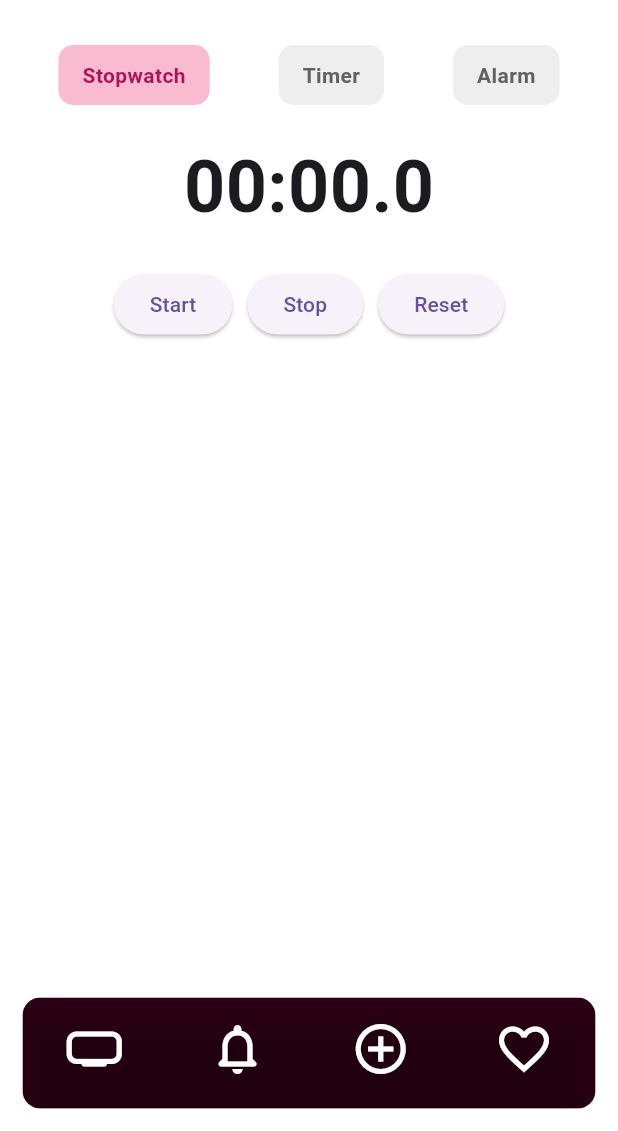
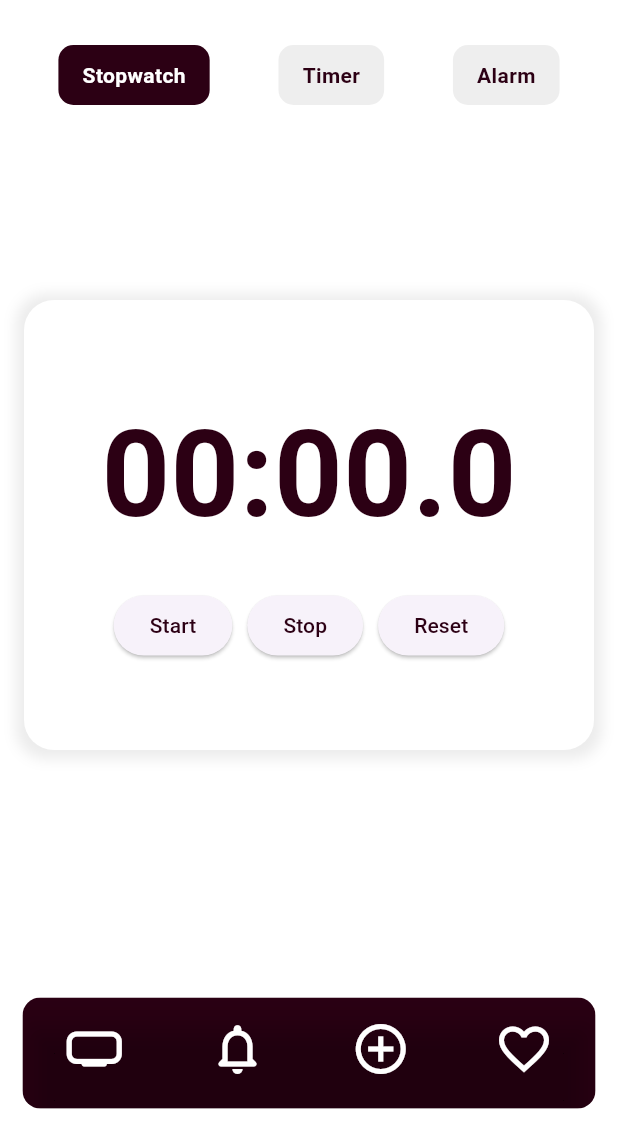
Before and after one commit to Dinesh0017/brain_buddy, a Flutter app: the TimerScreen screen opened by its route, after a tap on "Timer", on a phone screen of 412 x 824 dp, the part 105-1236 px from its top. Run offline on Flutter 3.47's test engine with Material 3 defaults, Android fonts, the phone set to English and light mode, and no system bars; our stand-ins replace fl_chart, image_picker.

Commit message:
stop watch decorate

```diff
--- a/lib/screens/timer/timer_screen.dart
+++ b/lib/screens/timer/timer_screen.dart
@@ -1,6 +1,6 @@
 import 'dart:async';
+import 'package:brain_buddy/config/app_color.dart';
 import 'package:flutter/material.dart';
-import 'package:flutter_timezone/flutter_timezone.dart';
 import 'package:brain_buddy/widgets/main_screen_com.dart';
 
 class TimerScreen extends StatefulWidget {
@@ -32,13 +32,10 @@ class _TimerScreenState extends State<TimerScreen> {
   void initState() {
     super.initState();
     _startStopwatchTimer();
-    _initializeTimeZone();
+
   }
 
-  Future<void> _initializeTimeZone() async {
-    final location = await FlutterTimezone.getLocalTimezone();
-    print('Current time zone: $location');
-  }
+
 
   void _startStopwatchTimer() {
     _stopwatchTimer = Timer.periodic(const Duration(milliseconds: 100), (_) {
@@ -107,14 +104,14 @@ class _TimerScreenState extends State<TimerScreen> {
           child: Container(
             padding: const EdgeInsets.symmetric(vertical: 10, horizontal: 16),
             decoration: BoxDecoration(
-              color: _currentTab == i ? Colors.pink[100] : Colors.grey[200],
+              color: _currentTab == i ? AppColors.primary : Colors.grey[200],
               borderRadius: BorderRadius.circular(10),
             ),
             child: Text(
               tabs[i],
               style: TextStyle(
                 fontWeight: FontWeight.bold,
-                color: _currentTab == i ? Colors.pink[800] : Colors.grey[700],
+                color: _currentTab == i ? AppColors.textPrimary : AppColors.primary,
               ),
             ),
           ),
@@ -142,22 +139,44 @@ class _TimerScreenState extends State<TimerScreen> {
     final seconds = elapsed.inSeconds.remainder(60).toString().padLeft(2, '0');
     final milliseconds = (elapsed.inMilliseconds.remainder(1000) ~/ 100).toString();
 
-    return Column(
+    return Padding(
+      padding: const EdgeInsets.only(top: 110),
+      child: Container(
+        decoration: BoxDecoration(
+          color: Colors.white,
+          borderRadius: BorderRadius.circular(20),
+          boxShadow: [
+            BoxShadow(
+              color: Colors.grey.withOpacity(0.2),
+              spreadRadius: 5,
+              blurRadius: 7,
+              offset: const Offset(0, 1),
+            ),
+          ],
+        ),
+        height: 300,
+        width: double.infinity,
+
+        child: Padding(
+          padding: const EdgeInsets.symmetric(vertical: 40),
+          child: Column(
+            mainAxisAlignment: MainAxisAlignment.center,
+            crossAxisAlignment: CrossAxisAlignment.center,
             children: [
               Text('$minutes:$seconds.$milliseconds',
-            style: const TextStyle(fontSize: 48, fontWeight: FontWeight.bold)),
+                  style: const TextStyle(fontSize: 80, fontWeight: FontWeight.bold,color: AppColors.primary)),
               const SizedBox(height: 20),
               Row(
                 mainAxisAlignment: MainAxisAlignment.center,
                 children: [
                   ElevatedButton(
                     onPressed: _stopwatch.start,
-              child: const Text("Start"),
+                    child: const Text("Start", style: TextStyle(color: AppColors.primary)),
                   ),
                   const SizedBox(width: 10),
                   ElevatedButton(
                     onPressed: _stopwatch.stop,
-              child: const Text("Stop"),
+                    child: const Text("Stop", style: TextStyle(color: AppColors.primary)),
                   ),
                   const SizedBox(width: 10),
                   ElevatedButton(
@@ -165,11 +184,14 @@ class _TimerScreenState extends State<TimerScreen> {
                       _stopwatch.reset();
                       setState(() {});
                     },
-              child: const Text("Reset"),
+                    child: const Text("Reset", style: TextStyle(color: AppColors.primary)),
                   ),
                 ],
               ),
             ],
+          ),
+        ),
+      ),
     );
   }
 
```
Lines whose indentation alone changed are shown as unchanged.
